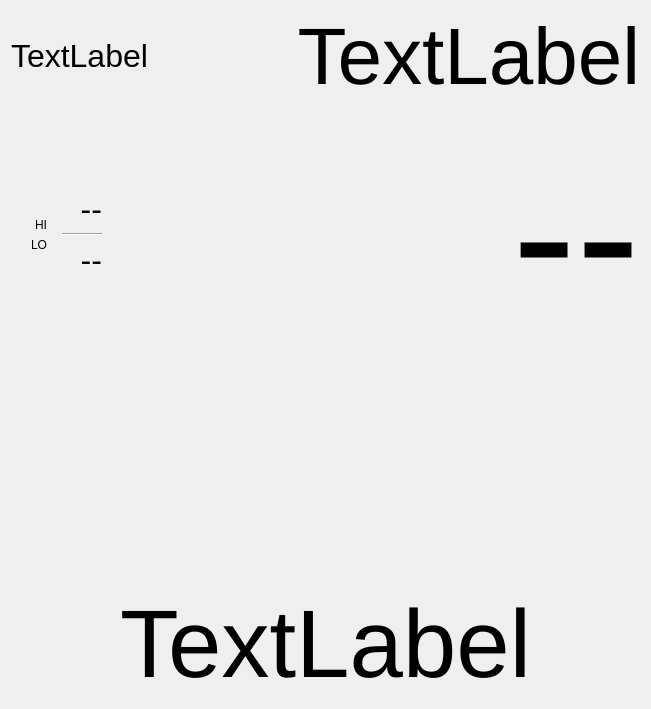
Old version of the form weatherfxLite.ui in the repository iachievedit/weatherfxlite.
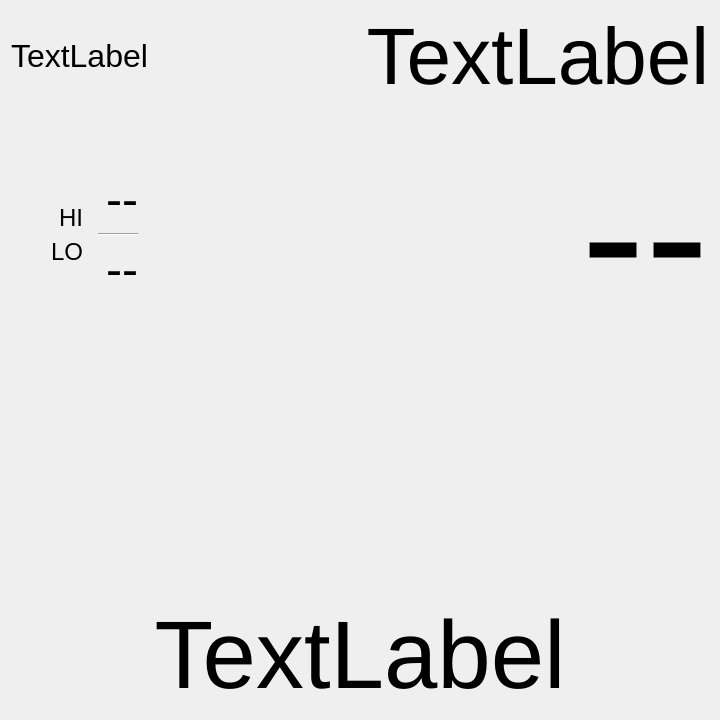
New version of the form.

Commit message: Add hi/lo for the day

Patch:
```diff
--- a/weatherfxLite.ui
+++ b/weatherfxLite.ui
@@ -6,8 +6,8 @@
    <rect>
     <x>0</x>
     <y>0</y>
-    <width>651</width>
-    <height>709</height>
+    <width>720</width>
+    <height>720</height>
    </rect>
   </property>
   <property name="windowTitle">
@@ -94,7 +94,7 @@
            </property>
            <property name="sizeHint" stdset="0">
             <size>
-             <width>20</width>
+             <width>40</width>
              <height>20</height>
             </size>
            </property>
@@ -104,6 +104,11 @@
           <layout class="QVBoxLayout" name="verticalLayout_2">
            <item>
             <widget class="QLabel" name="label">
+             <property name="font">
+              <font>
+               <pointsize>18</pointsize>
+              </font>
+             </property>
              <property name="text">
               <string>HI</string>
              </property>
@@ -114,6 +119,11 @@
            </item>
            <item>
             <widget class="QLabel" name="label_2">
+             <property name="font">
+              <font>
+               <pointsize>18</pointsize>
+              </font>
+             </property>
              <property name="text">
               <string>LO</string>
              </property>
@@ -131,7 +141,7 @@
              <widget class="QLabel" name="hiTemp">
               <property name="font">
                <font>
-                <pointsize>24</pointsize>
+                <pointsize>36</pointsize>
                </font>
               </property>
               <property name="text">
@@ -159,7 +169,7 @@
              <widget class="QLabel" name="loTemp">
               <property name="font">
                <font>
-                <pointsize>24</pointsize>
+                <pointsize>36</pointsize>
                </font>
               </property>
               <property name="text">
```
